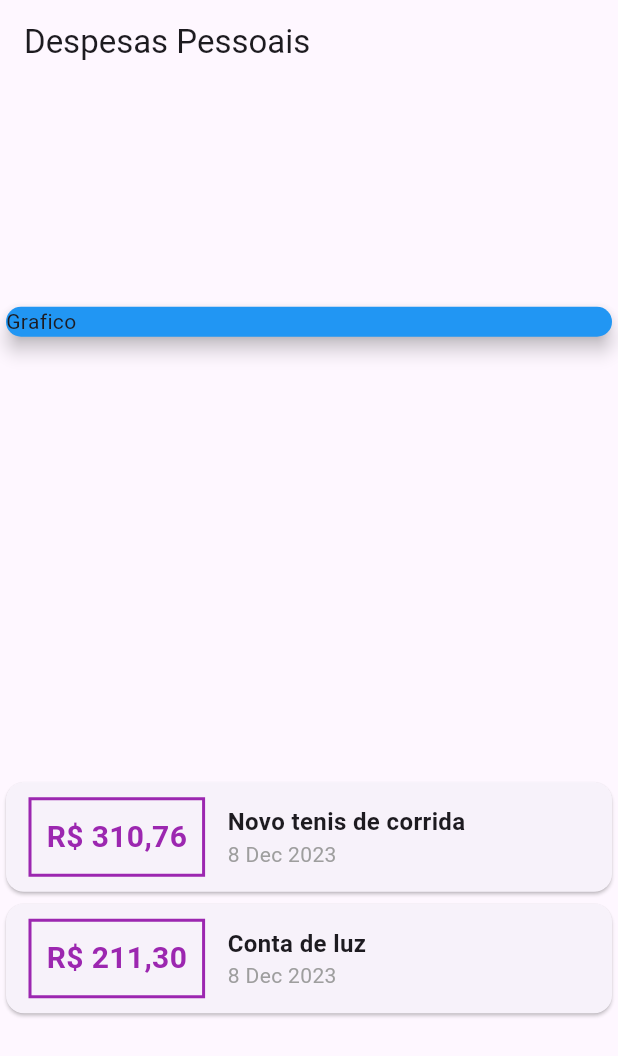
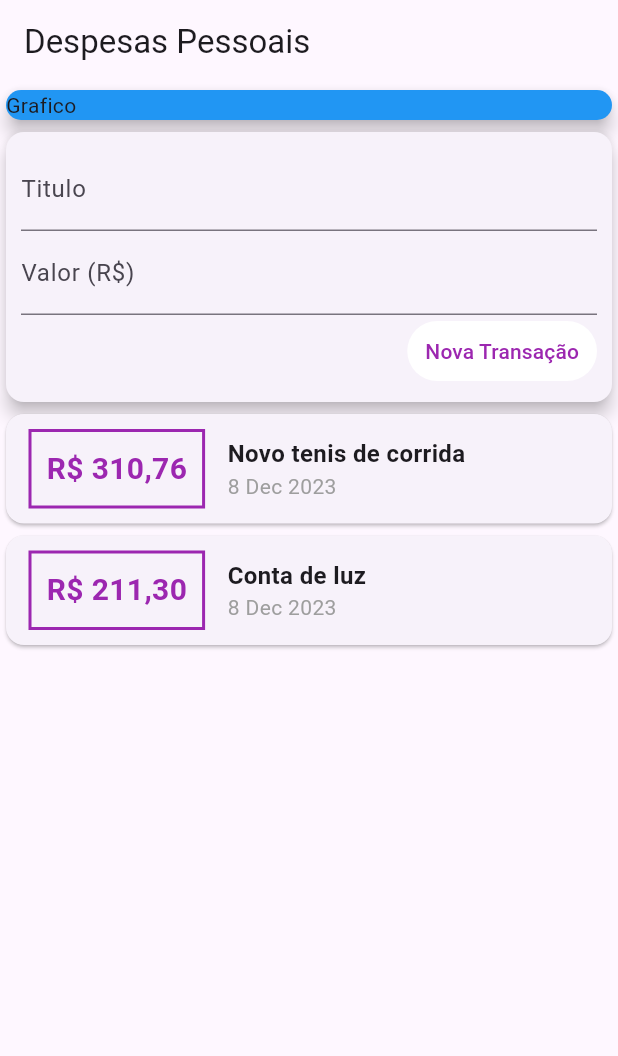
Before and after one commit to MarcosRossoni/AppDespesasPessoais, a Flutter app: the screen it shows after launch, on a phone screen of 412 x 824 dp. Shown: the top 1056 px of the screen. Run offline on Flutter 3.47's test engine with Material 3 defaults, Android fonts, the phone set to English and light mode, and no system bars.

Commit message:
compenetizacao dos elementos

```diff
--- /dev/null
+++ b/lib/components/transaction_form.dart
@@ -0,0 +1,49 @@
+import 'package:flutter/cupertino.dart';
+import 'package:flutter/material.dart';
+
+class TransactionForm extends StatelessWidget {
+  final titleControler = TextEditingController();
+  final valueControler = TextEditingController();
+
+  final void Function(String, double) onSubmit;
+
+  TransactionForm(this.onSubmit);
+
+  @override
+  Widget build(BuildContext context) {
+    return Card(
+      elevation: 5,
+      child: Padding(
+        padding: const EdgeInsets.all(10),
+        child: Column(
+          children: <Widget>[
+            TextField(
+              controller: titleControler,
+              decoration: InputDecoration(labelText: 'Titulo'),
+            ),
+            TextField(
+              controller: valueControler,
+              decoration: InputDecoration(labelText: 'Valor (R\$)'),
+            ),
+            Row(
+              mainAxisAlignment: MainAxisAlignment.end,
+              children: [
+                TextButton(
+                  style: TextButton.styleFrom(
+                      backgroundColor: Colors.white,
+                      foregroundColor: Colors.purple),
+                  onPressed: () {
+                    final title = titleControler.text;
+                    final value = double.tryParse(valueControler.text) ?? 0.0;
+                    onSubmit(title, value);
+                  },
+                  child: const Text("Nova Transação"),
+                ),
+              ],
+            ),
+          ],
+        ),
+      ),
+    );
+  }
+}
--- /dev/null
+++ b/lib/components/transaction_list.dart
@@ -0,0 +1,52 @@
+import 'package:flutter/material.dart';
+import 'package:intl/intl.dart';
+
+import '../models/transaction.dart';
+
+class TransactionList extends StatelessWidget {
+  final List<Transaction> transactions;
+
+  TransactionList(this.transactions);
+
+  @override
+  Widget build(BuildContext context) {
+    return Column(
+      children: transactions
+          .map((tr) => Card(
+                child: Row(
+                  children: <Widget>[
+                    Container(
+                        margin:
+                            EdgeInsets.symmetric(horizontal: 15, vertical: 10),
+                        decoration: BoxDecoration(
+                            border: Border.all(color: Colors.purple, width: 2)),
+                        padding: EdgeInsets.all(10),
+                        child: Text(
+                          'R\$ ${tr.value.toStringAsFixed(2).replaceAll('.', ',')}',
+                          style: TextStyle(
+                            fontWeight: FontWeight.bold,
+                            fontSize: 20,
+                            color: Colors.purple,
+                          ),
+                        )),
+                    Column(
+                      crossAxisAlignment: CrossAxisAlignment.start,
+                      children: <Widget>[
+                        Text(
+                          tr.title,
+                          style: TextStyle(
+                              fontWeight: FontWeight.bold, fontSize: 16),
+                        ),
+                        Text(
+                          DateFormat('d MMM y').format(tr.date),
+                          style: TextStyle(color: Colors.grey),
+                        )
+                      ],
+                    )
+                  ],
+                ),
+              ))
+          .toList(),
+    );
+  }
+}
--- /dev/null
+++ b/lib/components/transaction_user.dart
@@ -0,0 +1,51 @@
+import 'dart:math';
+
+import 'package:app_despesas_pessoais/components/transaction_form.dart';
+import 'package:app_despesas_pessoais/components/transaction_list.dart';
+import 'package:flutter/cupertino.dart';
+
+import '../models/transaction.dart';
+
+class TransactionUser extends StatefulWidget {
+  const TransactionUser({super.key});
+
+  @override
+  State<TransactionUser> createState() => _TransactionUserState();
+}
+
+class _TransactionUserState extends State<TransactionUser> {
+  final _transaction = [
+    Transaction(
+        id: 't1',
+        title: 'Novo tenis de corrida',
+        value: 310.76,
+        date: DateTime.now()),
+    Transaction(
+        id: 't2',
+        title: 'Conta de luz',
+        value: 211.30,
+        date: DateTime.now())
+  ];
+
+  _addTransaction(String title, double value) {
+    final newTransaction = Transaction(
+        id: Random().nextDouble().toString(),
+        title: title,
+        value: value,
+        date: DateTime.now());
+
+    setState(() {
+      _transaction.add(newTransaction);
+    });
+  }
+
+  @override
+  Widget build(BuildContext context) {
+    return Column(
+      children: <Widget>[
+        TransactionForm(_addTransaction),
+        TransactionList(_transaction)
+      ],
+    );
+  }
+}
--- a/lib/main.dart
+++ b/lib/main.dart
@@ -1,6 +1,5 @@
-import 'package:app_despesas_pessoais/models/transaction.dart';
+import 'package:app_despesas_pessoais/components/transaction_user.dart';
 import 'package:flutter/material.dart';
-import 'package:intl/intl.dart';
 
 main() => runApp(AppDespesasPessoais());
 
@@ -12,27 +11,14 @@ class AppDespesasPessoais extends StatelessWidget {
 }
 
 class MyHomePage extends StatelessWidget {
-  final _transaction = [
-    Transaction(
-        id: 't1',
-        title: 'Novo tenis de corrida',
-        value: 310.76,
-        date: DateTime.now()),
-    Transaction(
-        id: 't2',
-        title: 'Conta de luz',
-        value: 211.30,
-        date: DateTime.now())
-  ];
-
   @override
   Widget build(BuildContext context) {
     return Scaffold(
       appBar: AppBar(
         title: const Text('Despesas Pessoais'),
       ),
-      body: Column(
-        mainAxisAlignment: MainAxisAlignment.spaceAround,
+      body: SingleChildScrollView(
+        child: Column(
           crossAxisAlignment: CrossAxisAlignment.stretch,
           children: <Widget>[
             Container(
@@ -40,58 +26,10 @@ class MyHomePage extends StatelessWidget {
               child: Text('Grafico'),
               elevation: 5,
               color: Colors.blue,
-              )
-          ),
-          Column(
-            children: _transaction.map((tr) =>
-              Card(
-                child: Row(
-                  children: <Widget>[
-                    Container(
-                      margin: EdgeInsets.symmetric(
-                        horizontal: 15,
-                        vertical: 10
-                      ),
-                        decoration: BoxDecoration(
-                          border: Border.all(
-                            color: Colors.purple,
-                            width: 2
-                          )
-                        ),
-                        padding: EdgeInsets.all(10),
-                        child: Text(
-                            'R\$ ${tr.value.toStringAsFixed(2).replaceAll('.', ',')}',
-                                style: TextStyle(
-                                  fontWeight: FontWeight.bold,
-                                  fontSize: 20,
-                                  color: Colors.purple,
-                                ),
-                        )
-                    ),
-                    Column(
-                      crossAxisAlignment: CrossAxisAlignment.start,
-                      children: <Widget>[
-                        Text(
-                            tr.title,
-                          style: TextStyle(
-                            fontWeight: FontWeight.bold,
-                            fontSize: 16
-                          ),
-                        ),
-                        Text(
-                            DateFormat('d MMM y').format(tr.date),
-                          style: TextStyle(
-                            color: Colors.grey
-                          ),
-                        )
-                      ],
-                    )
+            )),
+            TransactionUser()
           ],
         ),
-              )
-            ).toList(),
-          )
-        ],
       ),
     );
   }
```
Lines whose indentation alone changed are shown as unchanged.
